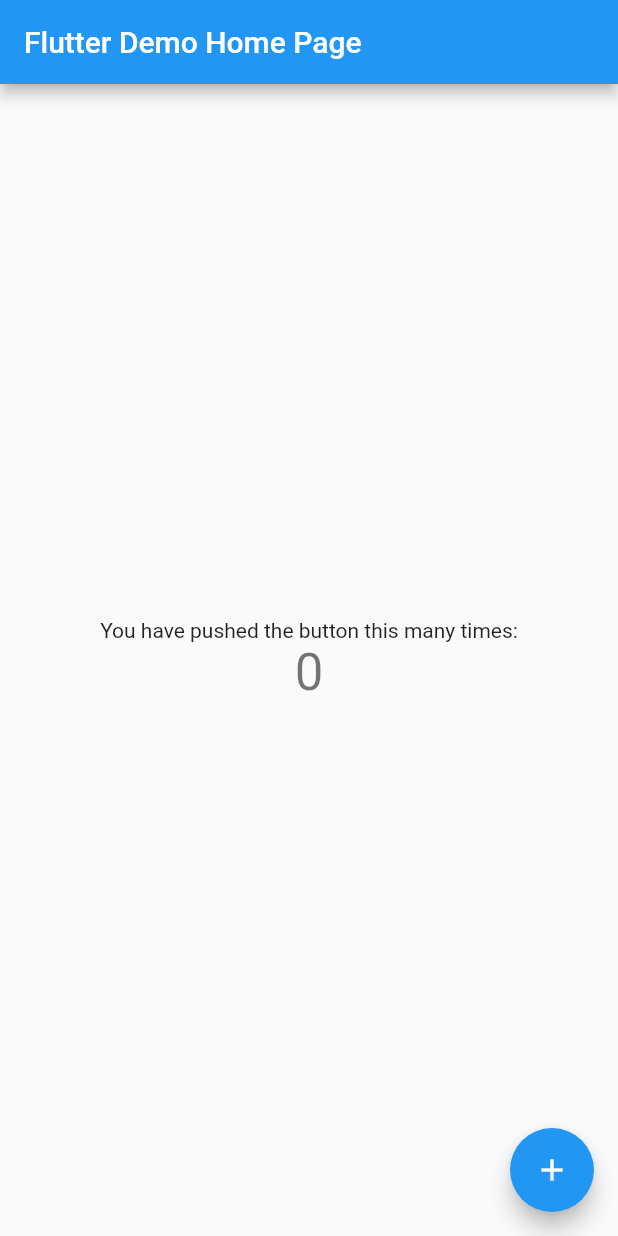
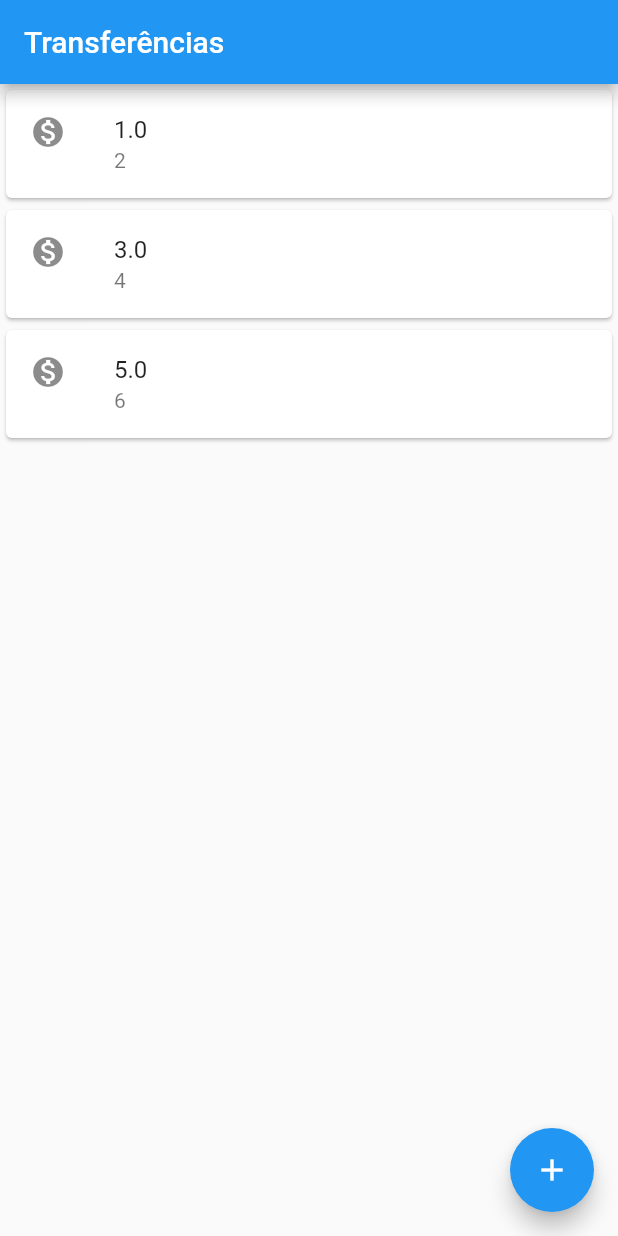
Before and after one commit to Viserion77/learning-flutter, a Flutter app: the screen it shows after launch, on a phone screen of 412 x 824 dp. Run offline on Flutter 3.47's test engine with Material 2 defaults, Android fonts, the phone set to English and light mode, and no system bars.

Commit message:
Feat: Create first components

```diff
--- a/lib/main.dart
+++ b/lib/main.dart
@@ -1,117 +1,56 @@
 import 'package:flutter/material.dart';
 
 void main() {
-  runApp(MyApp());
+  runApp(
+    MaterialApp(
+      home: Scaffold(
+        body: ListaTransferencias(),
+        appBar: AppBar(
+          title: Text('Transferências'),
+        ),
+        floatingActionButton: FloatingActionButton(
+          child: Icon(Icons.add),
+        ),
+      ),
+    ),
+  );
 }
 
-class MyApp extends StatelessWidget {
-  // This widget is the root of your application.
+class ListaTransferencias extends StatelessWidget {
   @override
   Widget build(BuildContext context) {
-    return MaterialApp(
-      title: 'Flutter Demo',
-      theme: ThemeData(
-        // This is the theme of your application.
-        //
-        // Try running your application with "flutter run". You'll see the
-        // application has a blue toolbar. Then, without quitting the app, try
-        // changing the primarySwatch below to Colors.green and then invoke
-        // "hot reload" (press "r" in the console where you ran "flutter run",
-        // or simply save your changes to "hot reload" in a Flutter IDE).
-        // Notice that the counter didn't reset back to zero; the application
-        // is not restarted.
-        primarySwatch: Colors.blue,
-        // This makes the visual density adapt to the platform that you run
-        // the app on. For desktop platforms, the controls will be smaller and
-        // closer together (more dense) than on mobile platforms.
-        visualDensity: VisualDensity.adaptivePlatformDensity,
-      ),
-      home: MyHomePage(title: 'Flutter Demo Home Page'),
+    return Column(
+      children: [
+        ItemTransferencia(Transferencia(1, 2)),
+        ItemTransferencia(Transferencia(3, 4)),
+        ItemTransferencia(Transferencia(5, 6)),
+      ],
     );
   }
 }
 
-class MyHomePage extends StatefulWidget {
-  MyHomePage({Key key, this.title}) : super(key: key);
+class ItemTransferencia extends StatelessWidget {
 
-  // This widget is the home page of your application. It is stateful, meaning
-  // that it has a State object (defined below) that contains fields that affect
-  // how it looks.
+  final Transferencia _transferencia;
+  const ItemTransferencia(this._transferencia);
 
-  // This class is the configuration for the state. It holds the values (in this
-  // case the title) provided by the parent (in this case the App widget) and
-  // used by the build method of the State. Fields in a Widget subclass are
-  // always marked "final".
-
-  final String title;
-
-  @override
-  _MyHomePageState createState() => _MyHomePageState();
-}
-
-class _MyHomePageState extends State<MyHomePage> {
-  int _counter = 0;
-
-  void _incrementCounter() {
-    setState(() {
-      // This call to setState tells the Flutter framework that something has
-      // changed in this State, which causes it to rerun the build method below
-      // so that the display can reflect the updated values. If we changed
-      // _counter without calling setState(), then the build method would not be
-      // called again, and so nothing would appear to happen.
-      _counter++;
-    });
-  }
 
   @override
   Widget build(BuildContext context) {
-    // This method is rerun every time setState is called, for instance as done
-    // by the _incrementCounter method above.
-    //
-    // The Flutter framework has been optimized to make rerunning build methods
-    // fast, so that you can just rebuild anything that needs updating rather
-    // than having to individually change instances of widgets.
-    return Scaffold(
-      appBar: AppBar(
-        // Here we take the value from the MyHomePage object that was created by
-        // the App.build method, and use it to set our appbar title.
-        title: Text(widget.title),
+    return Card(
+      child: ListTile(
+        leading: Icon(Icons.monetization_on),
+        title: Text(_transferencia.valor.toString()),
+        subtitle: Text(_transferencia.numeroConta.toString()),
       ),
-      body: Center(
-        // Center is a layout widget. It takes a single child and positions it
-        // in the middle of the parent.
-        child: Column(
-          // Column is also a layout widget. It takes a list of children and
-          // arranges them vertically. By default, it sizes itself to fit its
-          // children horizontally, and tries to be as tall as its parent.
-          //
-          // Invoke "debug painting" (press "p" in the console, choose the
-          // "Toggle Debug Paint" action from the Flutter Inspector in Android
-          // Studio, or the "Toggle Debug Paint" command in Visual Studio Code)
-          // to see the wireframe for each widget.
-          //
-          // Column has various properties to control how it sizes itself and
-          // how it positions its children. Here we use mainAxisAlignment to
-          // center the children vertically; the main axis here is the vertical
-          // axis because Columns are vertical (the cross axis would be
-          // horizontal).
-          mainAxisAlignment: MainAxisAlignment.center,
-          children: <Widget>[
-            Text(
-              'You have pushed the button this many times:',
-            ),
-            Text(
-              '$_counter',
-              style: Theme.of(context).textTheme.headline4,
-            ),
-          ],
-        ),
-      ),
-      floatingActionButton: FloatingActionButton(
-        onPressed: _incrementCounter,
-        tooltip: 'Increment',
-        child: Icon(Icons.add),
-      ), // This trailing comma makes auto-formatting nicer for build methods.
     );
   }
+
 }
+
+class Transferencia {
+  final double valor;
+  final int numeroConta;
+
+  Transferencia(this.valor, this.numeroConta);
+}
```
